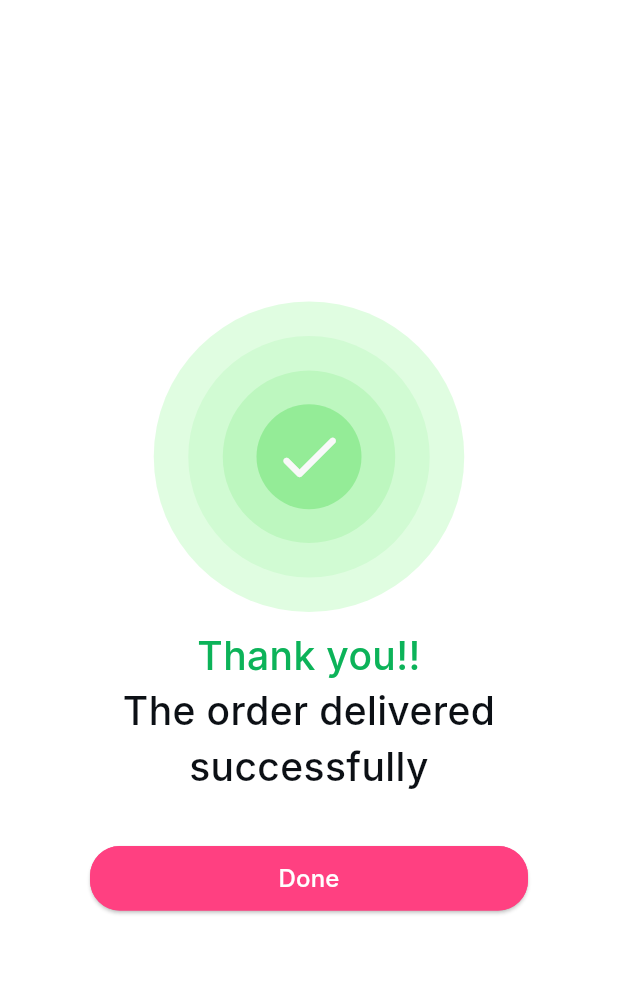
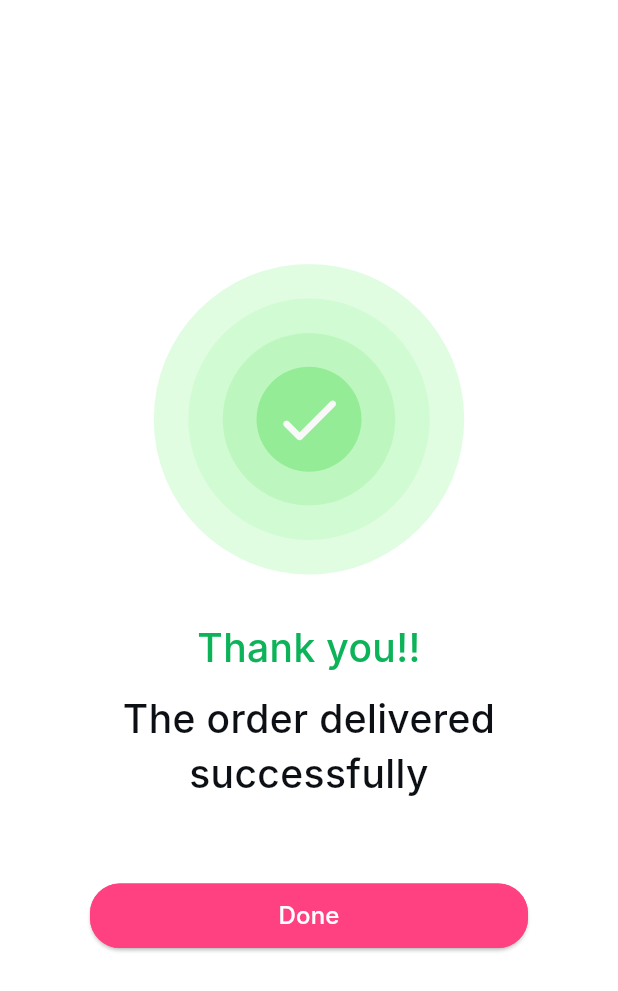
Before and after one commit to ahmedragaae0120/Tracking-App, a Flutter app: the SuccessPage screen opened directly, on a phone screen of 412 x 824 dp. Shown: the top 991 px of the screen. Run offline on Flutter 3.47's test engine with Material 3 defaults, Android fonts, the phone set to English and light mode, and no system bars; our stand-ins replace bloc, dio, easy_localization, flutter_bloc, fluttertoast, get_it and 6 more; missing offline and left inert: flutter_timer_countdown; accounts and stored records are empty; Roboto replaces fonts that are missing (Inter); statements that could not run were skipped.

Commit message:
TRACKING1-3-Success page Finish Success page UI testing.

```diff
--- a/lib/ui/success_page/view/success_page.dart
+++ b/lib/ui/success_page/view/success_page.dart
@@ -54,6 +54,7 @@ class _SuccessPageState extends State<SuccessPage>
         child: Center(
           child: SingleChildScrollView(
             child: Column(
+              spacing: 10,
               children: [
                 Stack(
                   alignment: Alignment.center,
```
Also changed, not shown: 1 other file.
